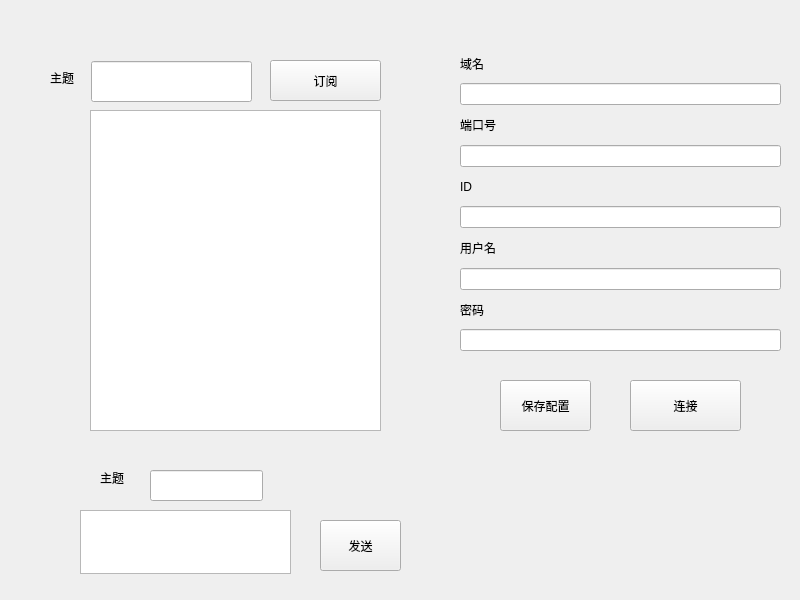
Yi-Yin-Ying/SmartHomeHub, file src/QT/main/widget.ui: the form before one commit.
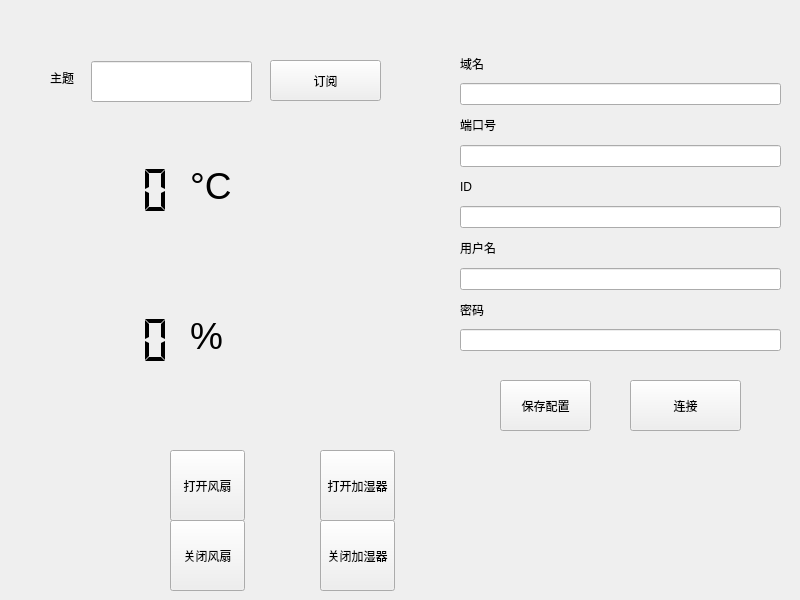
The form after the commit. Icons and pictures are not drawn.

```diff
--- a/src/QT/main/widget.ui
+++ b/src/QT/main/widget.ui
@@ -137,60 +137,174 @@
     <string>订阅</string>
    </property>
   </widget>
-  <widget class="QTextBrowser" name="messageTextEdit">
+  <widget class="QPushButton" name="openFANButton">
    <property name="geometry">
     <rect>
-     <x>90</x>
-     <y>110</y>
-     <width>291</width>
-     <height>321</height>
+     <x>170</x>
+     <y>450</y>
+     <width>75</width>
+     <height>71</height>
     </rect>
    </property>
+   <property name="text">
+    <string>打开风扇</string>
+   </property>
   </widget>
-  <widget class="QTextEdit" name="sendEdit">
+  <widget class="QPushButton" name="openhumidifierButton">
    <property name="geometry">
     <rect>
-     <x>80</x>
-     <y>510</y>
-     <width>211</width>
-     <height>64</height>
+     <x>320</x>
+     <y>450</y>
+     <width>75</width>
+     <height>71</height>
     </rect>
    </property>
+   <property name="text">
+    <string>打开加湿器</string>
+   </property>
   </widget>
-  <widget class="QLineEdit" name="sendTopiclineEdit">
+  <widget class="QPushButton" name="closeFANButton">
    <property name="geometry">
     <rect>
-     <x>150</x>
-     <y>470</y>
-     <width>113</width>
-     <height>31</height>
+     <x>170</x>
+     <y>520</y>
+     <width>75</width>
+     <height>71</height>
     </rect>
    </property>
+   <property name="text">
+    <string>关闭风扇</string>
+   </property>
   </widget>
-  <widget class="QLabel" name="label_7">
+  <widget class="QPushButton" name="closehumidifierButton">
    <property name="geometry">
     <rect>
-     <x>100</x>
-     <y>470</y>
+     <x>320</x>
+     <y>520</y>
+     <width>75</width>
+     <height>71</height>
+    </rect>
+   </property>
+   <property name="text">
+    <string>关闭加湿器</string>
+   </property>
+  </widget>
+  <widget class="QLCDNumber" name="TemperatureNumber">
+   <property name="geometry">
+    <rect>
+     <x>20</x>
+     <y>150</y>
+     <width>160</width>
+     <height>80</height>
+    </rect>
+   </property>
+   <property name="frameShape">
+    <enum>QFrame::Shape::NoFrame</enum>
+   </property>
+   <property name="smallDecimalPoint">
+    <bool>true</bool>
+   </property>
+   <property name="segmentStyle">
+    <enum>QLCDNumber::SegmentStyle::Flat</enum>
+   </property>
+   <property name="value" stdset="0">
+    <double>0.000000000000000</double>
+   </property>
+  </widget>
+  <widget class="QLCDNumber" name="HumidityNumber">
+   <property name="geometry">
+    <rect>
+     <x>20</x>
+     <y>300</y>
+     <width>160</width>
+     <height>80</height>
+    </rect>
+   </property>
+   <property name="frameShape">
+    <enum>QFrame::Shape::NoFrame</enum>
+   </property>
+   <property name="smallDecimalPoint">
+    <bool>true</bool>
+   </property>
+   <property name="segmentStyle">
+    <enum>QLCDNumber::SegmentStyle::Flat</enum>
+   </property>
+  </widget>
+  <widget class="QLabel" name="FAN_pic">
+   <property name="geometry">
+    <rect>
+     <x>260</x>
+     <y>120</y>
+     <width>140</width>
+     <height>140</height>
+    </rect>
+   </property>
+   <property name="text">
+    <string/>
+   </property>
+   <property name="pixmap">
+    <pixmap resource="pic.qrc">:/device/picture/FAN_OFF.jpg</pixmap>
+   </property>
+   <property name="scaledContents">
+    <bool>true</bool>
+   </property>
+   <property name="wordWrap">
+    <bool>false</bool>
+   </property>
+  </widget>
+  <widget class="QLabel" name="humidifier_pic">
+   <property name="geometry">
+    <rect>
+     <x>260</x>
+     <y>290</y>
+     <width>140</width>
+     <height>140</height>
+    </rect>
+   </property>
+   <property name="text">
+    <string/>
+   </property>
+   <property name="pixmap">
+    <pixmap resource="pic.qrc">:/device/picture/Humidifier_OFF.png</pixmap>
+   </property>
+   <property name="scaledContents">
+    <bool>true</bool>
+   </property>
+  </widget>
+  <widget class="QLabel" name="label_8">
+   <property name="geometry">
+    <rect>
+     <x>190</x>
+     <y>160</y>
+     <width>71</width>
+     <height>51</height>
+    </rect>
+   </property>
+   <property name="font">
+    <font>
+     <pointsize>28</pointsize>
+    </font>
+   </property>
+   <property name="text">
+    <string>°C</string>
+   </property>
+  </widget>
+  <widget class="QLabel" name="label_9">
+   <property name="geometry">
+    <rect>
+     <x>190</x>
+     <y>310</y>
      <width>54</width>
-     <height>16</height>
-    </rect>
-   </property>
-   <property name="text">
-    <string>主题</string>
-   </property>
-  </widget>
-  <widget class="QPushButton" name="sendButton">
-   <property name="geometry">
-    <rect>
-     <x>320</x>
-     <y>520</y>
-     <width>81</width>
      <height>51</height>
     </rect>
    </property>
+   <property name="font">
+    <font>
+     <pointsize>28</pointsize>
+    </font>
+   </property>
    <property name="text">
-    <string>发送</string>
+    <string>%</string>
    </property>
   </widget>
  </widget>
```
Left out of the diff: 68 changed lines with no effect on the pictures.
